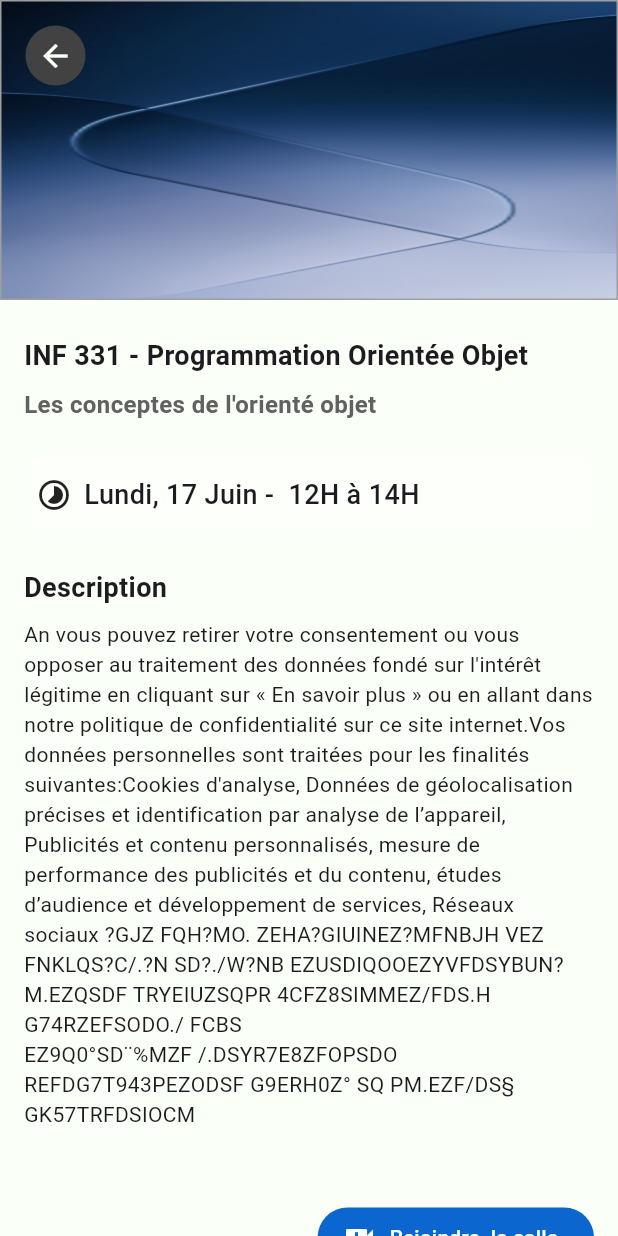
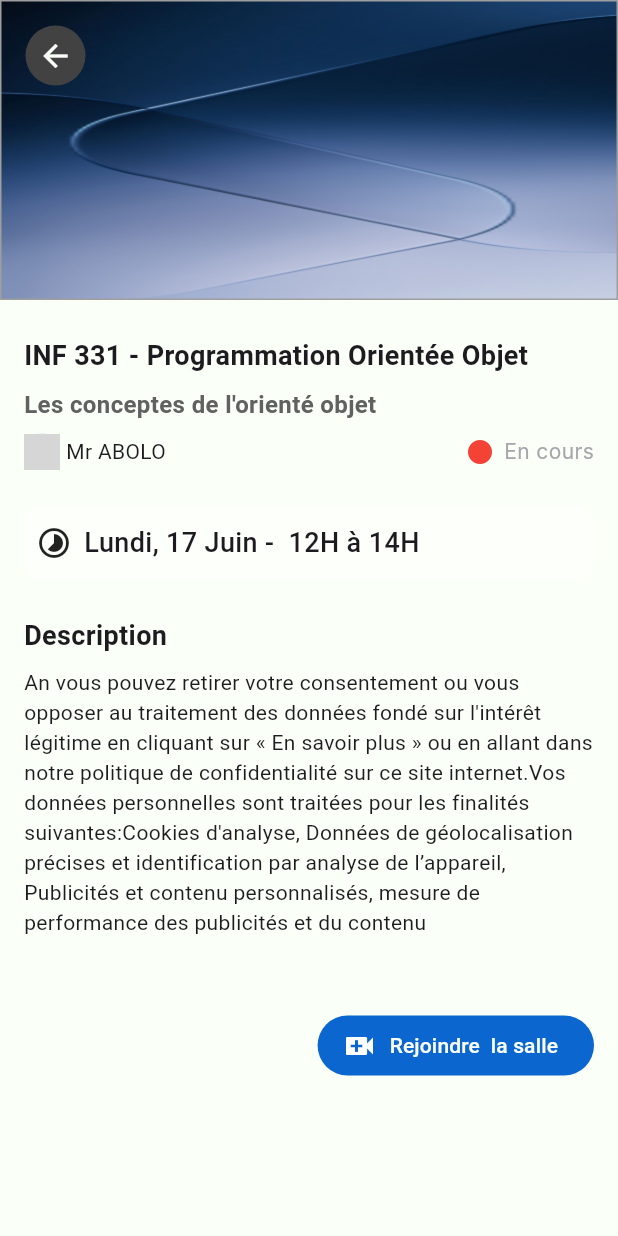
Before and after one commit to JackJosue517/klassrum, a Flutter app: the CourseDetailsScreen screen opened by its route, on a phone screen of 412 x 824 dp. Run offline on Flutter 3.47's test engine with Material 3 defaults, Android fonts, the phone set to English and light mode, and no system bars; our stand-ins replace animated_splash_screen, cached_network_image, flutter_slidable, flutter_svg, gap, google_fonts and 4 more; missing offline and left inert: avatars, flutter_webrtc, sdp_transform; Roboto replaces fonts that are missing (Inter); grey boxes are pictures that could not be loaded.

Commit message:
la page d'acceuil et mise à jour de la page de details_cours

```diff
--- a/lib/ui/screens/course_details.dart
+++ b/lib/ui/screens/course_details.dart
@@ -56,6 +56,7 @@ class CourseDetailsScreen extends StatelessWidget {
                         //color: AppColors.whiteColor
                       ),
                       "INF 331 - Programmation Orientée Objet"),
+
                   const Gap(8),
                   Text(
                       style: TextStyle(
@@ -63,6 +64,41 @@ class CourseDetailsScreen extends StatelessWidget {
                           fontWeight: FontWeight.bold,
                           color: Colors.grey.shade700),
                       "Les conceptes de l'orienté objet"),
+                  const Gap(8),
+                  const Row(
+                    mainAxisAlignment: MainAxisAlignment.spaceBetween,
+                    children: [
+                       Row(
+                        children: [
+                          CircleAvatar(
+                            backgroundImage: AssetImage('assets/img/default_profil.jpg'),
+                            radius: 12,
+                          ),
+                          Gap(4),
+                          Text("Mr ABOLO")
+                        ],
+                      ),
+                      Row(
+                        children: [
+                          Icon(
+                            Icons.fiber_manual_record,
+                            color: Colors.red,
+                            size: 24.0,
+                          ),
+                          Gap(4),
+                          Text(
+                            "En cours",
+                            style: TextStyle(
+                              color: Color(0xFFA8A6AC),
+                              fontWeight: FontWeight.w400,
+                              fontSize: 14,
+                              fontFamily: "Inter",
+                            ),
+                          ),
+                        ],
+                      ),
+                    ],
+                  ),
                   const Gap(24),
                   Container(
                     padding: const EdgeInsets.symmetric(horizontal: 8),
@@ -94,7 +130,7 @@ class CourseDetailsScreen extends StatelessWidget {
                   ),
                   const Gap(8),
                   const Text(
-                      "An vous pouvez retirer votre consentement ou vous opposer au traitement des données fondé sur l'intérêt légitime en cliquant sur « En savoir plus » ou en allant dans notre politique de confidentialité sur ce site internet.Vos données personnelles sont traitées pour les finalités suivantes:Cookies d'analyse, Données de géolocalisation précises et identification par analyse de l’appareil, Publicités et contenu personnalisés, mesure de performance des publicités et du contenu, études d’audience et développement de services, Réseaux sociaux ?GJZ FQH?MO. ZEHA?GIUINEZ?MFNBJH VEZ FNKLQS?C/.?N SD?./W?NB EZUSDIQOOEZYVFDSYBUN?M.EZQSDF TRYEIUZSQPR 4CFZ8SIMMEZ/FDS.H G74RZEFSODO./ FCBS EZ9Q0°SD¨%MZF /.DSYR7E8ZFOPSDO REFDG7T943PEZODSF G9ERH0Z° SQ PM.EZF/DS§ GK57TRFDSIOCM"),
+                      "An vous pouvez retirer votre consentement ou vous opposer au traitement des données fondé sur l'intérêt légitime en cliquant sur « En savoir plus » ou en allant dans notre politique de confidentialité sur ce site internet.Vos données personnelles sont traitées pour les finalités suivantes:Cookies d'analyse, Données de géolocalisation précises et identification par analyse de l’appareil, Publicités et contenu personnalisés, mesure de performance des publicités et du contenu"),
                   const Gap(48),
                   Align(
                     alignment: Alignment.topRight,
--- a/lib/ui/screens/settings.dart
+++ b/lib/ui/screens/settings.dart
@@ -47,7 +47,11 @@ class _SettingScreenState extends State<SettingScreen> {
                       border: Border.all(color: Colors.white, width: 2),
                       color: Colors.white,
                     ),
-                    child: Avatar(useCache: true, name: 'AYAH Yawavi Etsiam'),),
+                    //child: Avatar(useCache: true, name: 'AYAH Yawavi Etsiam')
+                    child: const CircleAvatar(
+                      backgroundImage: AssetImage('assets/img/default_profil.jpg'),
+                    ),
+                ),
                   const Gap(24),
                   const Column(
                     children: [
```
Also changed, not shown: lib/ui/components/cours_space.dart (added, +109 -0 lines), lib/ui/pages/upComming.dart (added, +59 -0 lines), lib/ui/screens/home.dart (+20 -6 lines).
